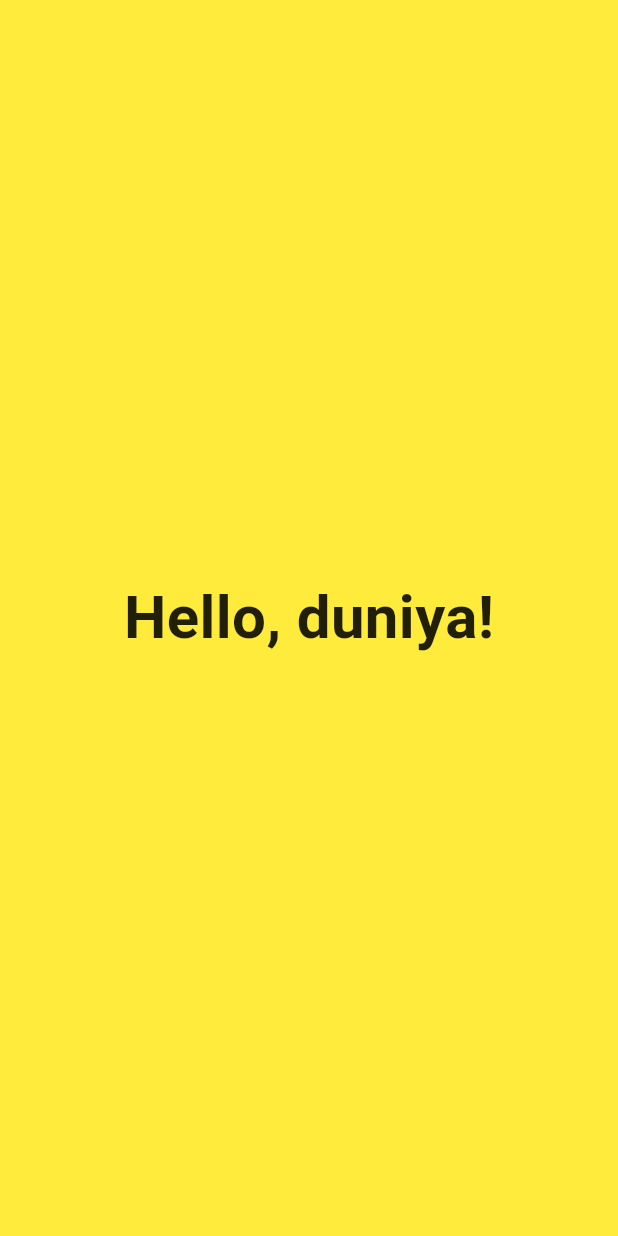
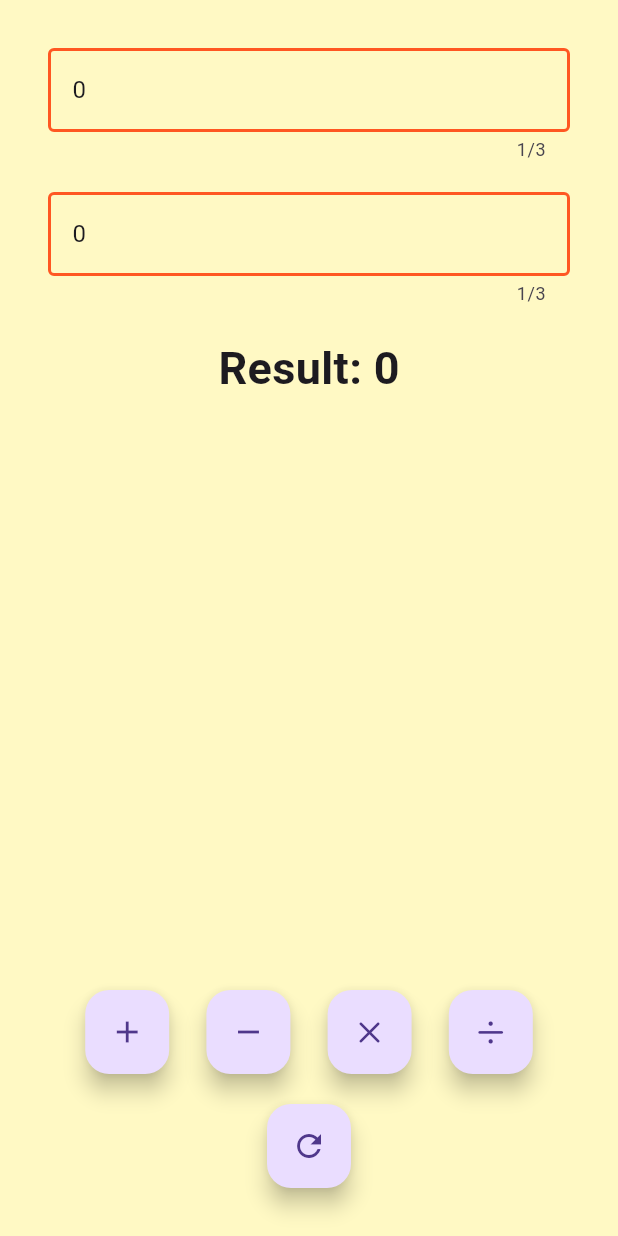
Before and after one commit to rkumar061/flutter-tutorial-2, a Flutter app: the screen it shows after launch, on a phone screen of 412 x 824 dp. Run offline on Flutter 3.47's test engine with Material 3 defaults, Android fonts, the phone set to English and light mode, and no system bars.

Commit message:
calculator done

```diff
--- a/lib/app/app.dart
+++ b/lib/app/app.dart
@@ -1,4 +1,5 @@
 import 'package:flutter/material.dart';
+import 'package:flutter_application_1/views/calculator_view.dart';
 import 'package:flutter_application_1/views/home_view.dart';
 
 class MyApp extends StatelessWidget {
@@ -10,6 +11,9 @@ class MyApp extends StatelessWidget {
   Widget build(BuildContext context) {
     return MaterialApp(
         title: 'Flutter Tutorial',
+        theme: ThemeData(
+          primarySwatch: Colors.deepOrange,
+        ),
         home: home_view());
   }
 }
--- /dev/null
+++ b/lib/views/calculator_view.dart
@@ -0,0 +1,139 @@
+import 'package:flutter/cupertino.dart';
+import 'package:flutter/material.dart';
+
+class calculator_view extends StatefulWidget {
+  const calculator_view({super.key});
+
+  @override
+  State<calculator_view> createState() => _calculator_viewState();
+}
+
+class _calculator_viewState extends State<calculator_view> {
+  int num1 = 0;
+  int num2 = 0;
+  num result = 0;
+
+  final displayOneControler = TextEditingController();
+  final displayTwoControler = TextEditingController();
+
+  @override
+  void initState() {
+    super.initState();
+
+    displayOneControler.text = num1.toString();
+
+    displayTwoControler.text = num2.toString();
+  }
+
+  @override
+  Widget build(BuildContext context) {
+    return Padding(
+      padding: EdgeInsets.all(32.0),
+      child: Column(
+        children: [
+          Display(
+              key: const Key("displayOne"),
+              hint: "enter first number",
+              controller: displayOneControler),
+          const SizedBox(height: 20),
+          Display(
+              key: const Key("displayTwo"),
+              hint: "enter second number",
+              controller: displayTwoControler),
+          const SizedBox(height: 20),
+          Text(
+            key: const Key("result"),
+            "Result: $result",
+            style: const TextStyle(
+              fontSize: 30,
+              fontWeight: FontWeight.bold,
+            ),
+          ),
+          const Spacer(),
+          Row(
+            mainAxisAlignment: MainAxisAlignment.spaceEvenly,
+            children: [
+              FloatingActionButton(
+                onPressed: () {
+                  setState(() {
+                    result = num.tryParse(displayOneControler.text)! +
+                        num.tryParse(displayTwoControler.text)!;
+                    print(num.tryParse(displayOneControler.text)
+                        .toString());
+                  });
+                },
+                child: Icon(Icons.add),
+              ),
+              FloatingActionButton(
+                onPressed: () {
+                  setState(() {
+                    result = num.tryParse(displayOneControler.text)! -
+                        num.tryParse(displayTwoControler.text)!;
+                  });
+                },
+                child: Icon(Icons.remove),
+              ),
+              FloatingActionButton(
+                onPressed: () {
+                  setState(() {
+                    result = num.tryParse(displayOneControler.text)! *
+                        num.tryParse(displayTwoControler.text)!;
+                  });
+                },
+                child: Icon(CupertinoIcons.multiply),
+              ),
+              FloatingActionButton(
+                onPressed: () {
+                  setState(() {
+                    result = num.tryParse(displayOneControler.text)! /
+                        num.tryParse(displayTwoControler.text)!;
+                  });
+                },
+                child: Icon(CupertinoIcons.divide),
+              ),
+            ],
+          ),
+          const SizedBox(height: 20),
+          FloatingActionButton(
+              onPressed: () {
+                setState(() {
+                  displayOneControler.text = "";
+                  displayTwoControler.text = "";
+                  result = 0;
+                });
+              },
+              child: Icon(Icons.refresh))
+        ],
+      ),
+    );
+  }
+}
+
+class Display extends StatelessWidget {
+  const Display({
+    super.key,
+    this.hint = 'enter number',
+    required this.controller,
+  });
+
+  final String? hint;
+  final TextEditingController controller;
+
+  @override
+  Widget build(BuildContext context) {
+    return TextField(
+      controller: controller,
+      keyboardType: TextInputType.number,
+      maxLength: 3,
+      decoration: InputDecoration(
+        focusedBorder: OutlineInputBorder(
+          borderSide: BorderSide(color: Colors.blue, width: 2),
+        ),
+        enabledBorder: OutlineInputBorder(
+          borderSide: BorderSide(color: Colors.deepOrange, width: 2),
+        ),
+        hintText: hint,
+      ),
+    );
+  }
+}
--- a/lib/views/home_view.dart
+++ b/lib/views/home_view.dart
@@ -1,22 +1,15 @@
 import 'package:flutter/material.dart';
+import 'package:flutter_application_1/views/calculator_view.dart';
 
 class home_view extends StatelessWidget {
   const home_view({super.key});
 
   @override
   Widget build(BuildContext context) {
-    return Material(
-      child: Container(
-        color: Colors.yellow,
-        child: const Center(
-          child: Text(
-            'Hello, duniya!',
-            style: TextStyle(
-                fontSize: 40.0,
-                fontWeight: FontWeight.bold,
-                color: Colors.black87),
-          ),
-        ),
+    return Scaffold(
+      backgroundColor: Colors.yellow[100],
+      body: SafeArea(
+        child: calculator_view(),
       ),
     );
   }
```
Also changed, not shown: 1 other file.
